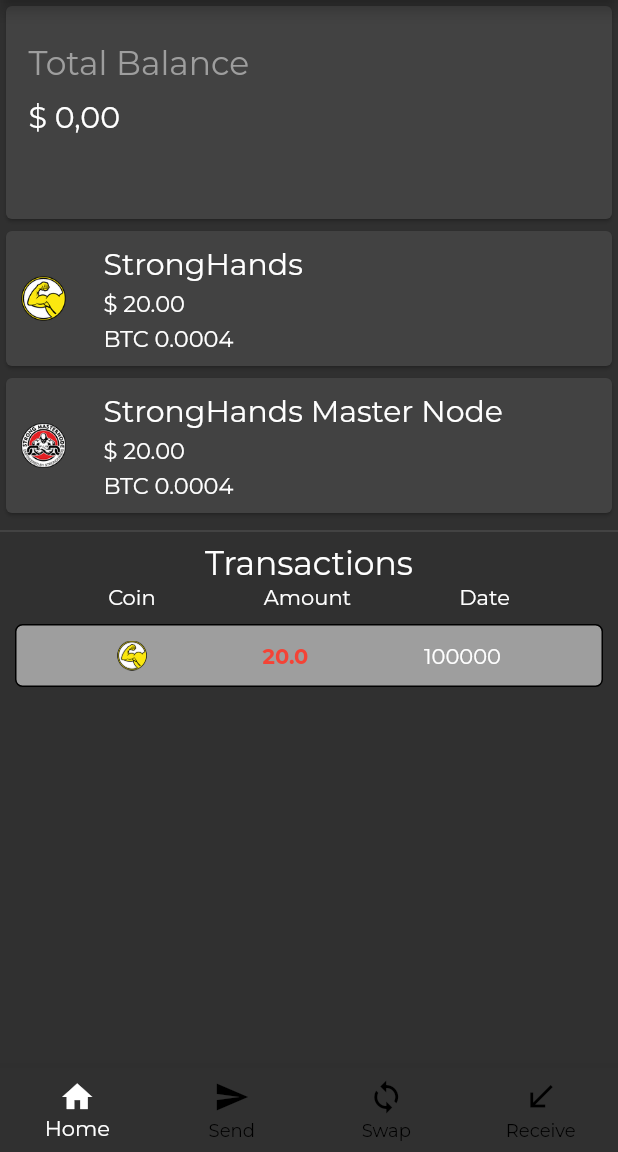
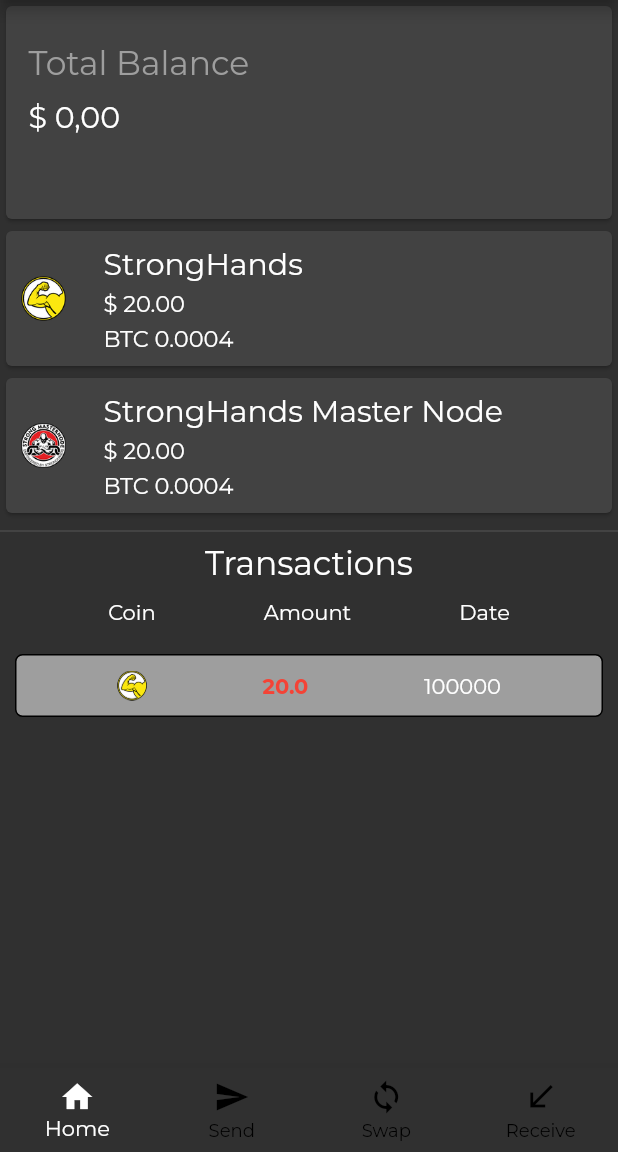
Before and after one commit to higorlapa/strongpay, a Flutter app: the screen it shows after launch, on a phone screen of 412 x 824 dp, the part 84-1236 px from its top. Run offline on Flutter 3.47's test engine with Material 2 defaults, Android fonts, the phone set to English and light mode, and no system bars; our stand-ins replace google_fonts, mobx, shared_preferences.

Commit message:
adds padding to transaction table in home screen

```diff
--- a/lib/ui/index/screens/home/home.dart
+++ b/lib/ui/index/screens/home/home.dart
@@ -84,13 +84,16 @@
                     style: TextStyle(fontSize: 22),
                   ),
                 ),
-                Row(
+               Container(
+                 padding: EdgeInsets.symmetric(vertical: 10),
+                 child:  Row(
                    mainAxisAlignment: MainAxisAlignment.spaceEvenly,
                    children: <Widget>[
                      Text('Coin'),
                      Text('Amount'),
                      Text('Date'),
                    ],
+                 ),
                ),
                 Expanded(
                   child: ListView.builder(
```
Lines whose indentation alone changed are shown as unchanged.
